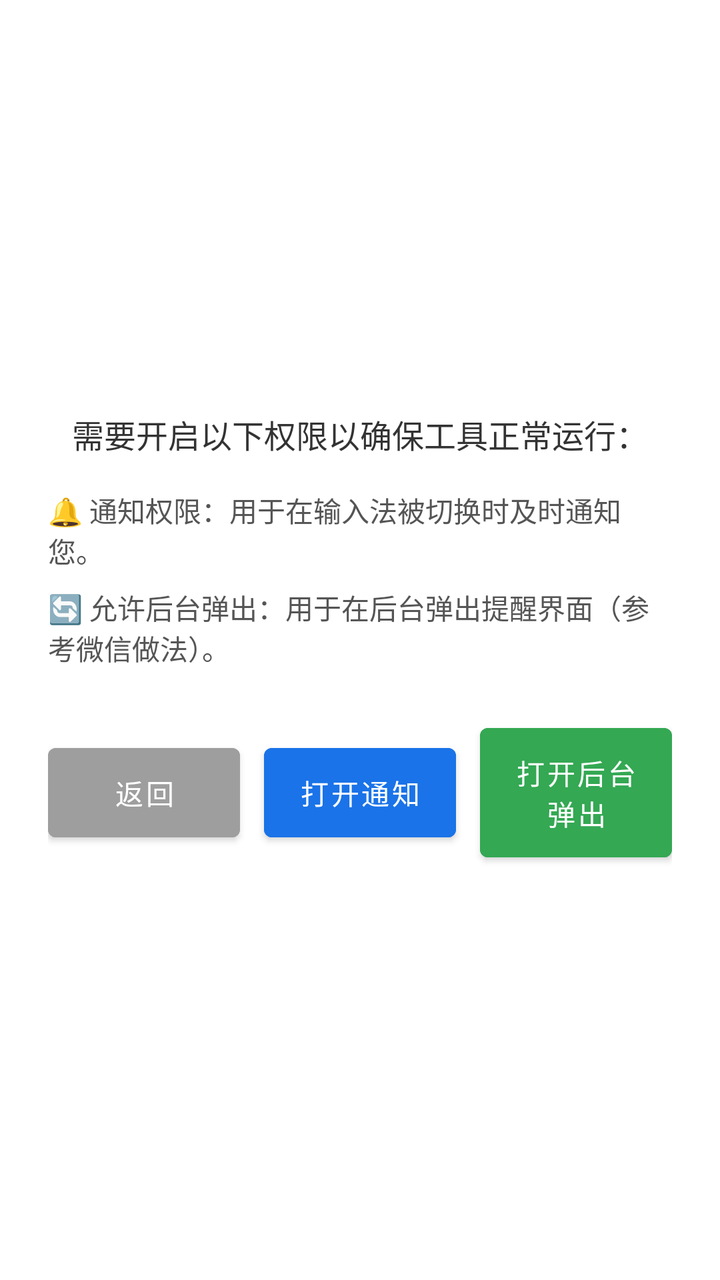
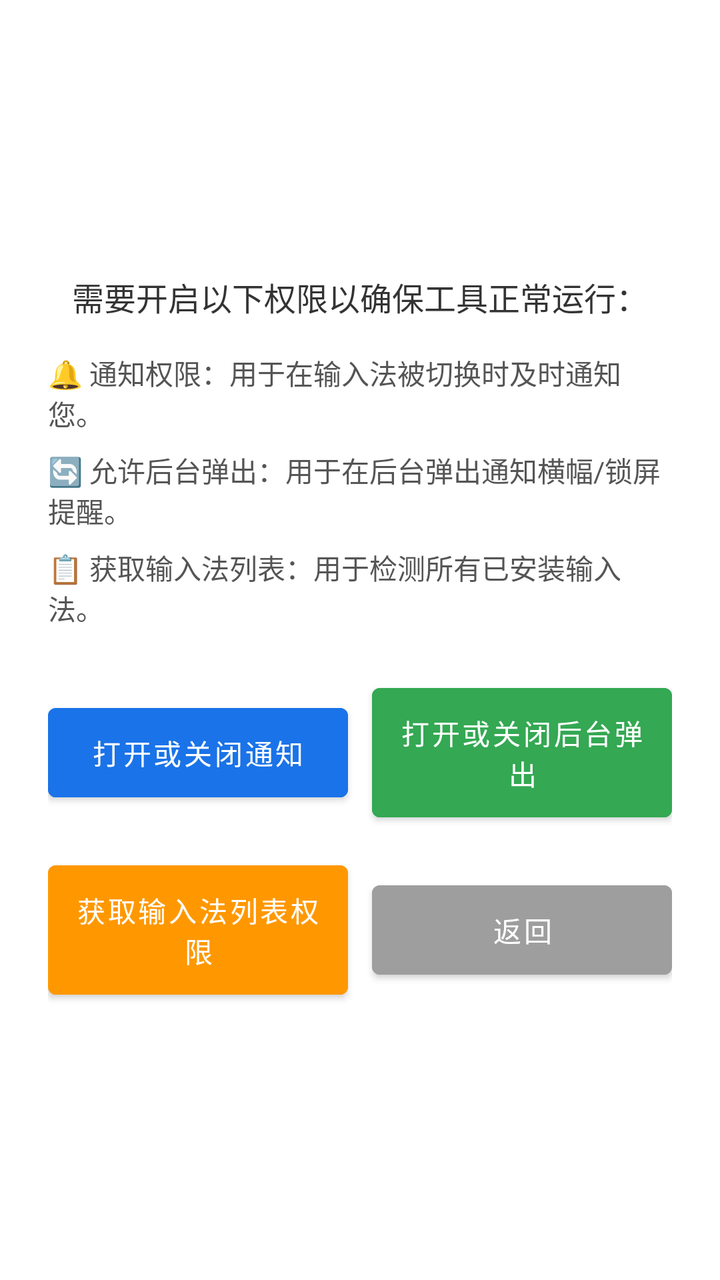

An Android layout rendered at two revisions. The XML below is the earlier revision; the diff shows what the commit changed to produce the second picture.
<!-- AndroidManifest.xml: fallback theme Theme.MaterialComponents.DayNight.NoActionBar -->
<!-- res/layout/dialog_permission.xml -->
<?xml version="1.0" encoding="utf-8"?>
<LinearLayout xmlns:android="http://schemas.android.com/apk/res/android"
    android:layout_width="match_parent"
    android:layout_height="wrap_content"
    android:orientation="vertical"
    android:padding="24dp"
    android:gravity="center">

    <TextView
        android:layout_width="match_parent"
        android:layout_height="wrap_content"
        android:text="需要开启以下权限以确保工具正常运行："
        android:textSize="16sp"
        android:textColor="#333333"
        android:gravity="center"
        android:layout_marginBottom="16dp"/>

    <TextView
        android:layout_width="match_parent"
        android:layout_height="wrap_content"
        android:text="🔔 通知权限：用于在输入法被切换时及时通知您。"
        android:textSize="14sp"
        android:textColor="#555555"
        android:gravity="start"
        android:layout_marginBottom="8dp"/>

    <TextView
        android:layout_width="match_parent"
        android:layout_height="wrap_content"
        android:text="🔄 允许后台弹出：用于在后台弹出提醒界面（参考微信做法）。"
        android:textSize="14sp"
        android:textColor="#555555"
        android:gravity="start"
        android:layout_marginBottom="24dp"/>

    <LinearLayout
        android:layout_width="match_parent"
        android:layout_height="wrap_content"
        android:orientation="horizontal"
        android:gravity="center">

        <Button
            android:id="@+id/btn_permission_return"
            android:layout_width="0dp"
            android:layout_height="wrap_content"
            android:layout_weight="1"
            android:text="返回"
            android:backgroundTint="#9E9E9E"
            android:textColor="#FFFFFF"
            android:padding="12dp"
            android:layout_marginEnd="8dp"/>

        <Button
            android:id="@+id/btn_permission_notification"
            android:layout_width="0dp"
            android:layout_height="wrap_content"
            android:layout_weight="1"
            android:text="打开通知"
            android:backgroundTint="#1A73E8"
            android:textColor="#FFFFFF"
            android:padding="12dp"
            android:layout_marginStart="4dp"
            android:layout_marginEnd="4dp"/>

        <Button
            android:id="@+id/btn_permission_overlay"
            android:layout_width="0dp"
            android:layout_height="wrap_content"
            android:layout_weight="1"
            android:text="打开后台弹出"
            android:backgroundTint="#34A853"
            android:textColor="#FFFFFF"
            android:padding="12dp"
            android:layout_marginStart="8dp"/>

    </LinearLayout>
</LinearLayout>
<!-- resources referenced by this layout -->
<resources>

</resources>

<!-- the commit's change to res/layout/dialog_permission.xml (unified diff, before → after) -->
@@ -27,12 +27,22 @@
     <TextView
         android:layout_width="match_parent"
         android:layout_height="wrap_content"
-        android:text="🔄 允许后台弹出：用于在后台弹出提醒界面（参考微信做法）。"
+        android:text="🔄 允许后台弹出：用于在后台弹出通知横幅/锁屏提醒。"
+        android:textSize="14sp"
+        android:textColor="#555555"
+        android:gravity="start"
+        android:layout_marginBottom="8dp"/>
+
+    <TextView
+        android:layout_width="match_parent"
+        android:layout_height="wrap_content"
+        android:text="📋 获取输入法列表：用于检测所有已安装输入法。"
         android:textSize="14sp"
         android:textColor="#555555"
         android:gravity="start"
         android:layout_marginBottom="24dp"/>
 
+    
     <LinearLayout
         android:layout_width="match_parent"
         android:layout_height="wrap_content"
@@ -40,38 +50,64 @@
         android:gravity="center">
 
         <Button
-            android:id="@+id/btn_permission_return"
-            android:layout_width="0dp"
-            android:layout_height="wrap_content"
-            android:layout_weight="1"
-            android:text="返回"
-            android:backgroundTint="#9E9E9E"
-            android:textColor="#FFFFFF"
-            android:padding="12dp"
-            android:layout_marginEnd="8dp"/>
-
-        <Button
             android:id="@+id/btn_permission_notification"
             android:layout_width="0dp"
             android:layout_height="wrap_content"
             android:layout_weight="1"
-            android:text="打开通知"
+            android:text="打开或关闭通知"
+            android:maxLines="2"
+            android:ellipsize="end"
             android:backgroundTint="#1A73E8"
             android:textColor="#FFFFFF"
             android:padding="12dp"
-            android:layout_marginStart="4dp"
-            android:layout_marginEnd="4dp"/>
+            android:layout_marginEnd="6dp"/>
 
         <Button
             android:id="@+id/btn_permission_overlay"
             android:layout_width="0dp"
             android:layout_height="wrap_content"
             android:layout_weight="1"
-            android:text="打开后台弹出"
+            android:text="打开或关闭后台弹出"
+            android:maxLines="2"
+            android:ellipsize="end"
             android:backgroundTint="#34A853"
             android:textColor="#FFFFFF"
             android:padding="12dp"
-            android:layout_marginStart="8dp"/>
+            android:layout_marginStart="6dp"/>
+    </LinearLayout>
 
+    
+    <LinearLayout
+        android:layout_width="match_parent"
+        android:layout_height="wrap_content"
+        android:orientation="horizontal"
+        android:gravity="center"
+        android:layout_marginTop="12dp">
+
+        <Button
+            android:id="@+id/btn_permission_query_packages"
+            android:layout_width="0dp"
+            android:layout_height="wrap_content"
+            android:layout_weight="1"
+            android:text="获取输入法列表权限"
+            android:maxLines="2"
+            android:ellipsize="end"
+            android:backgroundTint="#FF9800"
+            android:textColor="#FFFFFF"
+            android:padding="12dp"
+            android:layout_marginEnd="6dp"/>
+
+        <Button
+            android:id="@+id/btn_permission_return"
+            android:layout_width="0dp"
+            android:layout_height="wrap_content"
+            android:layout_weight="1"
+            android:text="返回"
+            android:singleLine="true"
+            android:backgroundTint="#9E9E9E"
+            android:textColor="#FFFFFF"
+            android:padding="12dp"
+            android:layout_marginStart="6dp"/>
     </LinearLayout>
+
 </LinearLayout>
